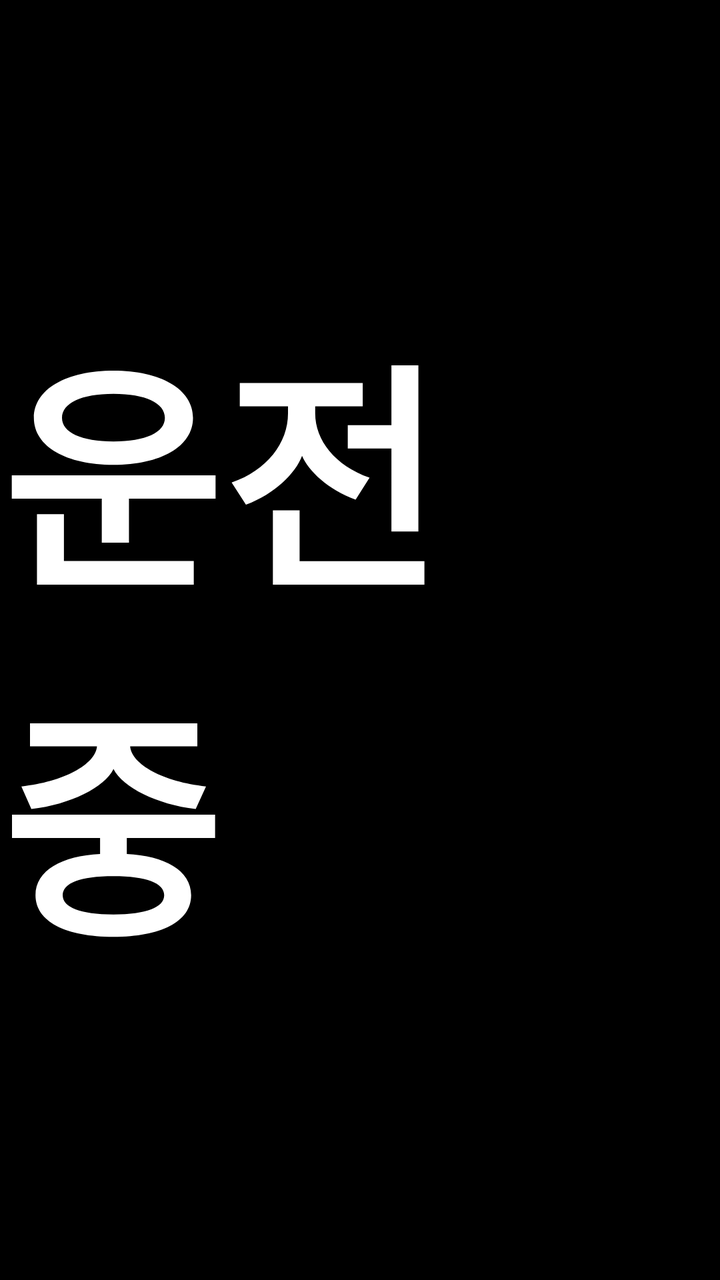
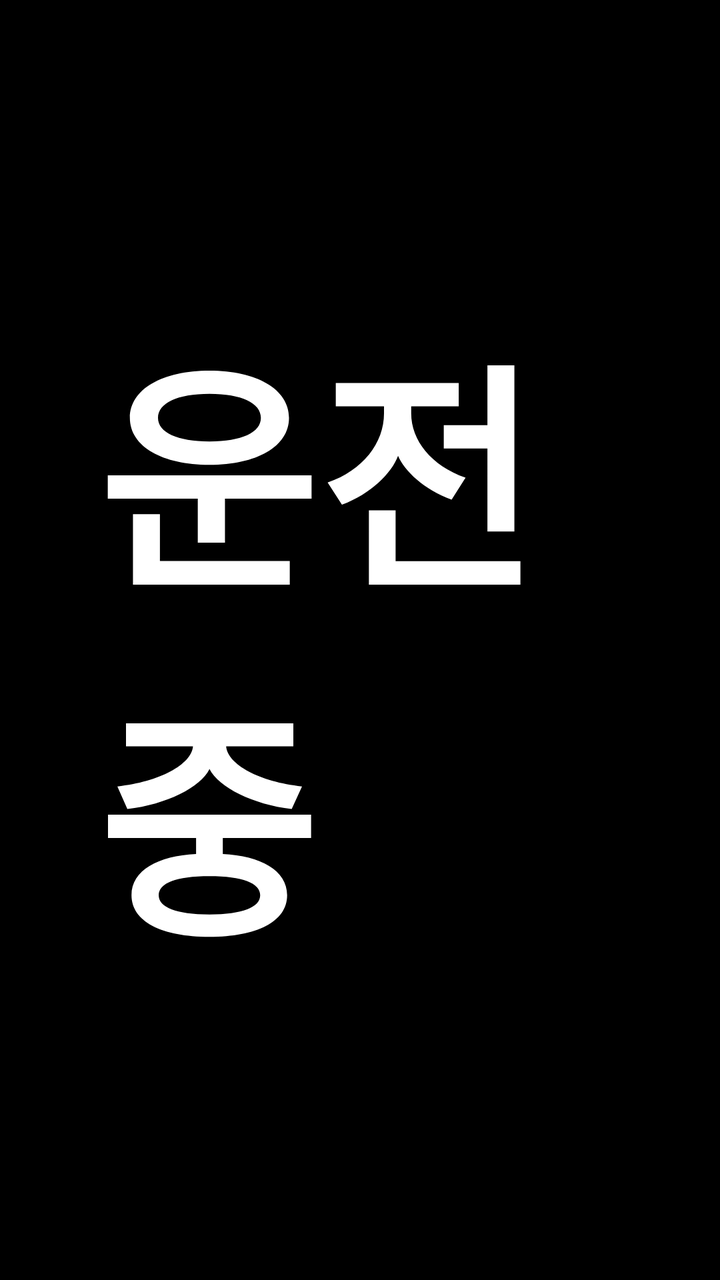

The first picture is an Android layout as it rendered before a commit; the second is the same layout after the commit. The layout source and the unified diff follow.
<!-- AndroidManifest.xml: application theme Theme.AnsimDrive -->
<!-- res/layout/fragment_driving.xml -->
<?xml version="1.0" encoding="utf-8"?>
<FrameLayout xmlns:android="http://schemas.android.com/apk/res/android"
    android:layout_width="match_parent"
    android:layout_height="match_parent"
    android:background="@color/bg_dark">

    <TextView
        android:id="@+id/status"
        android:layout_width="wrap_content"
        android:layout_height="wrap_content"
        android:layout_gravity="center"
        android:text="@string/driving"
        android:textColor="@color/text_main"
        android:textSize="120sp"
        android:textStyle="bold" />
</FrameLayout>
<!-- resources referenced by this layout -->
<resources>
  <color name="bg_dark">#FF000000</color>
  <color name="text_main">#FFFFFFFF</color>
  <string name="driving">운전 중</string>
  <style name="Theme.AnsimDrive" parent="Theme.AppCompat.NoActionBar">
          <item name="android:windowBackground">@color/bg_dark</item>
          <item name="android:statusBarColor">@color/bg_dark</item>
      </style>
</resources>

<!-- the commit's change to res/layout/fragment_driving.xml (unified diff, before → after) -->
@@ -1,16 +1,60 @@
 <?xml version="1.0" encoding="utf-8"?>
-<FrameLayout xmlns:android="http://schemas.android.com/apk/res/android"
+<LinearLayout xmlns:android="http://schemas.android.com/apk/res/android"
     android:layout_width="match_parent"
     android:layout_height="match_parent"
-    android:background="@color/bg_dark">
+    android:background="@color/bg_dark"
+    android:gravity="center"
+    android:orientation="vertical"
+    android:padding="48dp">
 
     <TextView
         android:id="@+id/status"
         android:layout_width="wrap_content"
         android:layout_height="wrap_content"
-        android:layout_gravity="center"
         android:text="@string/driving"
         android:textColor="@color/text_main"
         android:textSize="120sp"
         android:textStyle="bold" />
-</FrameLayout>
+
+    <TextView
+        android:id="@+id/question"
+        android:layout_width="wrap_content"
+        android:layout_height="wrap_content"
+        android:gravity="center"
+        android:textColor="@color/text_main"
+        android:textSize="64sp"
+        android:visibility="gone" />
+
+    <LinearLayout
+        android:id="@+id/answerButtons"
+        android:layout_width="match_parent"
+        android:layout_height="200dp"
+        android:layout_marginTop="48dp"
+        android:orientation="horizontal"
+        android:visibility="gone">
+
+        <Button
+            android:id="@+id/yes"
+            android:layout_width="0dp"
+            android:layout_height="match_parent"
+            android:layout_marginEnd="24dp"
+            android:layout_weight="1"
+            android:backgroundTint="@color/accent"
+            android:text="@string/yes"
+            android:textColor="@color/text_main"
+            android:textSize="72sp"
+            android:textStyle="bold" />
+
+        <Button
+            android:id="@+id/no"
+            android:layout_width="0dp"
+            android:layout_height="match_parent"
+            android:layout_marginStart="24dp"
+            android:layout_weight="1"
+            android:backgroundTint="@color/accent_no"
+            android:text="@string/no"
+            android:textColor="@color/text_main"
+            android:textSize="72sp"
+            android:textStyle="bold" />
+    </LinearLayout>
+</LinearLayout>
<!-- resource entries referenced after the edit -->
@@ -1,8 +1,12 @@
 <!-- resources referenced by this layout -->
 <resources>
+  <color name="accent">#FF2E7D32</color>
+  <color name="accent_no">#FF546E7A</color>
   <color name="bg_dark">#FF000000</color>
   <color name="text_main">#FFFFFFFF</color>
   <string name="driving">운전 중</string>
+  <string name="no">아니요</string>
+  <string name="yes">네</string>
   <style name="Theme.AnsimDrive" parent="Theme.AppCompat.NoActionBar">
           <item name="android:windowBackground">@color/bg_dark</item>
           <item name="android:statusBarColor">@color/bg_dark</item>
